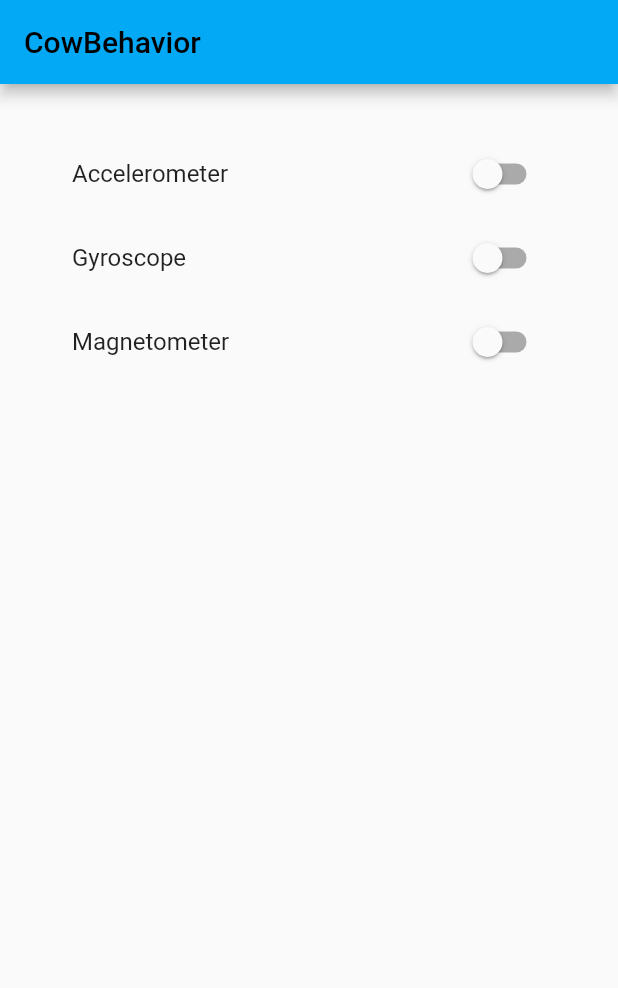
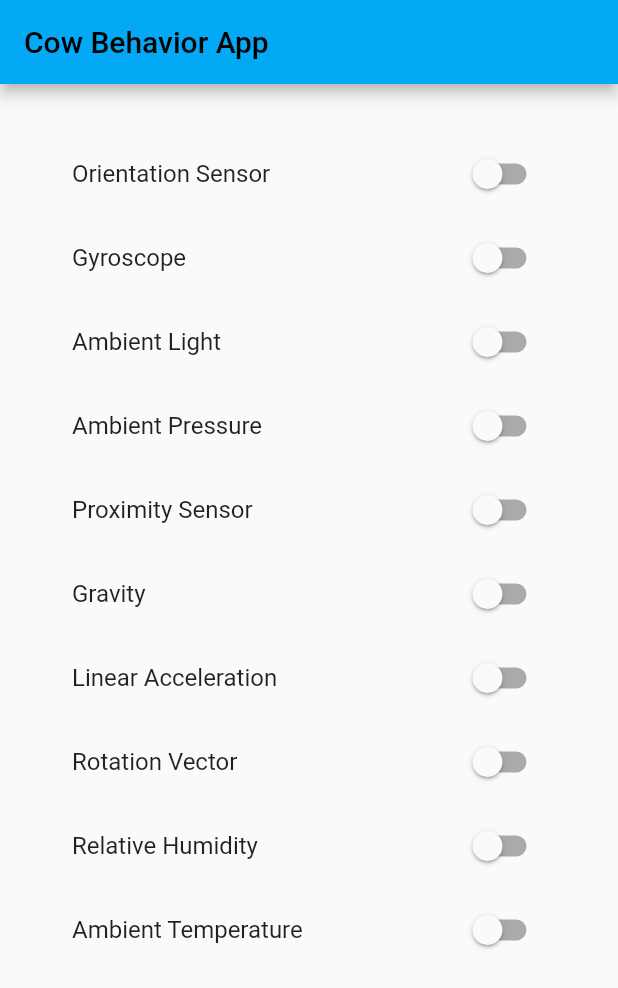
Before and after one commit to Smartappli/cowbehaviorapp, a Flutter app: the screen it shows after launch, on a phone screen of 412 x 824 dp. Shown: the top 988 px of the screen. Run offline on Flutter 3.47's test engine with Material 2 defaults, Android fonts, the phone set to English and light mode, and no system bars.

Commit message:
beginning of the UI

```diff
--- a/lib/main.dart
+++ b/lib/main.dart
@@ -129,15 +129,23 @@ class _MyHomePageState extends State<MyHomePage> {
   List<LowLatencyOffBodyDetection> _listLowLatencyOffBodyDetection = [];  // Type 34
   List<UncalibratedAccelerometer> _listUncalibratedAccelerometer = [];    // Type 35
 
+  List<Widget> myUI = [];
+
   Future<void> getSensorsList() async {
     Map<String, List<dynamic>> sensorCount;
     try {
-      Map<dynamic, dynamic> tmp =  await _methodChannel.invokeMethod('getSensorList');
+      Map<dynamic, dynamic> tmp = await _methodChannel.invokeMethod('getSensorsList');
       sensorCount = Map<String, List<dynamic>>.from(tmp);
       sensorCount.forEach((String key, List<dynamic> value) {
         switch(key) {
           case '1': // Accelerometer
             if (value.length > 0) {
+              myUI.add(new SwitchListTile(
+                  title: new Text('Accelerometer'),
+                  activeColor: Colors.red,
+                  value: switchValue1,
+                  onChanged: (bool value) {_onChanged(value,1);}
+              ));
               value.forEach((dynamic element) {
                 _listAccelerometer.add(Accelerometer(
                   getInstanceOfSensorSemantic(
@@ -152,6 +160,12 @@ class _MyHomePageState extends State<MyHomePage> {
 
           case '2':
             if (value.length > 0) {
+              myUI.add(new SwitchListTile(
+                  title: new Text('Magnetometer'),
+                  activeColor: Colors.red,
+                  value: switchValue2,
+                  onChanged: (bool value) {_onChanged(value,2);}
+              ));
               value.forEach((dynamic element) {
                 _listMagnetometer.add(MagneticField(
                   getInstanceOfSensorSemantic(
@@ -495,6 +509,66 @@ class _MyHomePageState extends State<MyHomePage> {
 
   @override
   void initState() {
+    myUI.add(new SwitchListTile(
+        title: new Text('Orientation Sensor'),
+        activeColor: Colors.red,
+        value: switchValue3,
+        onChanged: (bool value) {_onChanged(value,3);}
+    ));
+    myUI.add(new SwitchListTile(
+        title: new Text('Gyroscope'),
+        activeColor: Colors.red,
+        value: switchValue4,
+        onChanged: (bool value) {_onChanged(value,4);}
+    ));
+    myUI.add(new SwitchListTile(
+        title: new Text('Ambient Light'),
+        activeColor: Colors.red,
+        value: switchValue5,
+        onChanged: (bool value) {_onChanged(value,5);}
+    ));
+    myUI.add(new SwitchListTile(
+        title: new Text('Ambient Pressure'),
+        activeColor: Colors.red,
+        value: switchValue6,
+        onChanged: (bool value) {_onChanged(value,6);}
+    ));
+    myUI.add(new SwitchListTile(
+        title: new Text('Proximity Sensor'),
+        activeColor: Colors.red,
+        value: switchValue8,
+        onChanged: (bool value) {_onChanged(value,8);}
+    ));
+    myUI.add(new SwitchListTile(
+        title: new Text('Gravity'),
+        activeColor: Colors.red,
+        value: switchValue9,
+        onChanged: (bool value) {_onChanged(value,9);}
+    ));
+    myUI.add(new SwitchListTile(
+        title: new Text('Linear Acceleration'),
+        activeColor: Colors.red,
+        value: switchValue10,
+        onChanged: (bool value) {_onChanged(value,10);}
+    ));
+    myUI.add(new SwitchListTile(
+        title: new Text('Rotation Vector'),
+        activeColor: Colors.red,
+        value: switchValue11,
+        onChanged: (bool value) {_onChanged(value,11);}
+    ));
+    myUI.add(new SwitchListTile(
+        title: new Text('Relative Humidity'),
+        activeColor: Colors.red,
+        value: switchValue12,
+        onChanged: (bool value) {_onChanged(value,12);}
+    ));
+    myUI.add(new SwitchListTile(
+        title: new Text('Ambient Temperature'),
+        activeColor: Colors.red,
+        value: switchValue13,
+        onChanged: (bool value) {_onChanged(value,13);}
+    ));
     super.initState();
     _methodChannel = MethodChannel(_methodChannelName);
     _eventChannel = EventChannel(_eventChannelName);
@@ -507,7 +581,7 @@ class _MyHomePageState extends State<MyHomePage> {
     switch (receivedData['type']) {
       case '1': // Accelerometer
         _listAccelerometer.forEach((item) {
-          if (isAMatch(item.sensor, receivedData)) {
+          if (isAMatch(item.sensor, receivedData) && switchValue1 == true) {
             List<String> sensorFeed = receivedData['values'].split(';');
             setState(() {
               item.x = sensorFeed[0];
@@ -934,33 +1008,14 @@ class _MyHomePageState extends State<MyHomePage> {
     return Scaffold (
       appBar: AppBar(
         title: Text(
-          'CowBehavior',
+          'Cow Behavior App',
           style: TextStyle(color: Colors.black),
         ), backgroundColor: Colors.lightBlue,
       ),
     body: new Container(
       padding:EdgeInsets.all(32.0),
       child: new Column(
-        children: <Widget>[
-          new SwitchListTile(
-            title: new Text('Accelerometer'),
-            activeColor: Colors.red,
-            value: switchValue1,
-            onChanged: (bool value) {_onChanged(value,1);}
-          ),
-          new SwitchListTile(
-              title: new Text('Gyroscope'),
-              activeColor: Colors.red,
-              value: switchValue2,
-              onChanged: (bool value) {_onChanged(value,2);}
-          ),
-          new SwitchListTile(
-              title: new Text('Magnetometer'),
-              activeColor: Colors.red,
-              value: switchValue3,
-              onChanged: (bool value) {_onChanged(value,3);}
-          ),
-        ],
+        children: myUI,
       ),
       ),
     );
```
